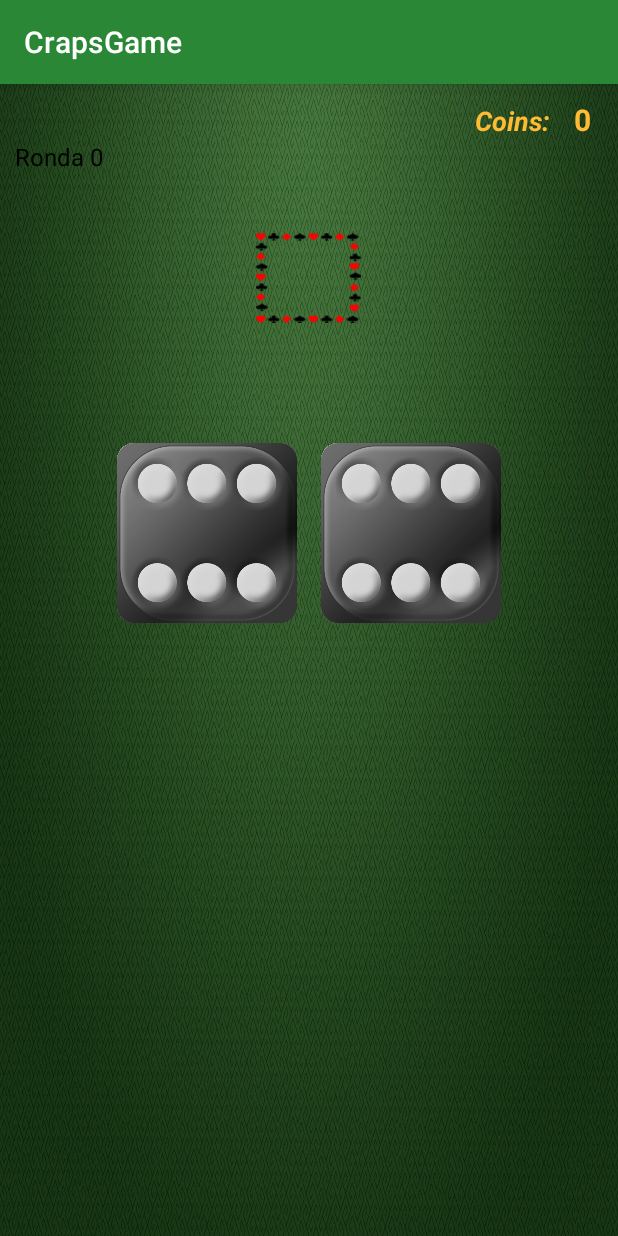
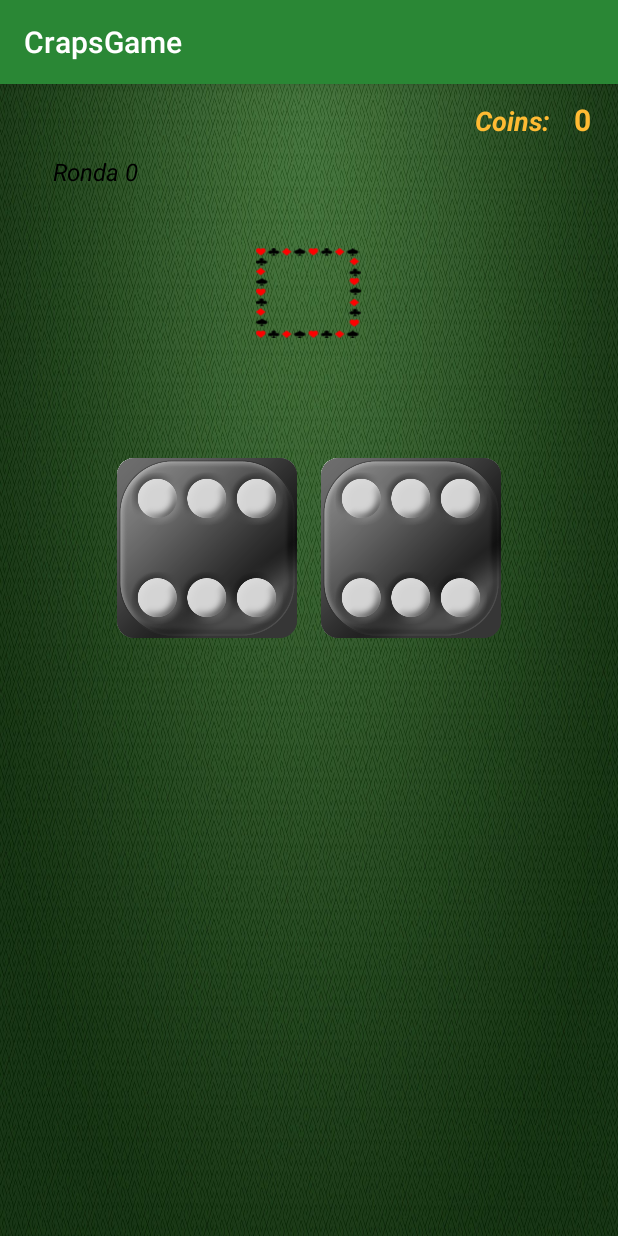
Before and after one commit to Cegoco11/Craps, an Android app: the screen it shows after launch (crapsPlay), on a phone screen of 412 x 824 dp. Run offline under Robolectric (Android 15) with nearby library versions, the phone set to English and light mode, and no system bars.

Commit message:
SinImportancia
Cambios margenes, estilo...

```diff
--- a/app/src/main/res/layout/craps_play.xml
+++ b/app/src/main/res/layout/craps_play.xml
@@ -62,9 +62,11 @@
         android:id="@+id/numRonda"
         android:layout_width="match_parent"
         android:layout_height="wrap_content"
-        android:layout_marginStart="10dp"
+        android:layout_marginStart="35dp"
+        android:layout_marginTop="10dp"
         android:textColor="@android:color/background_dark"
-        android:textSize="16sp" />
+        android:textSize="16sp"
+        android:textStyle="italic" />
 
     <TextView
         android:id="@+id/tiradaRef"
```
